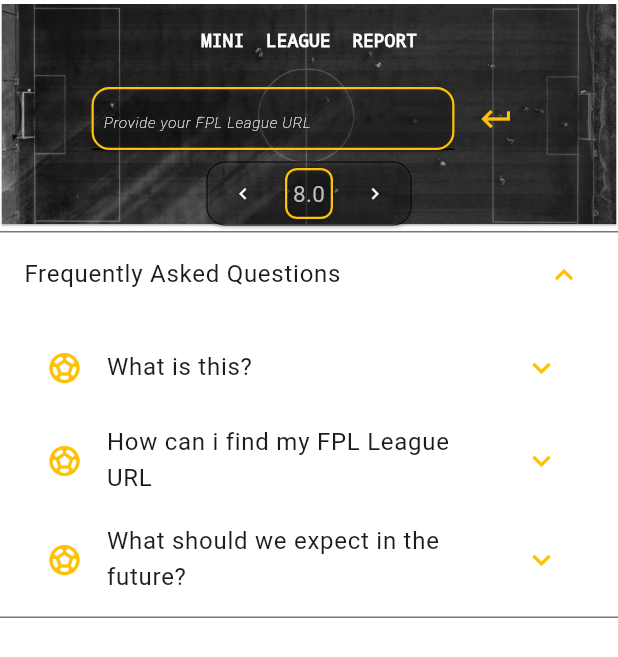
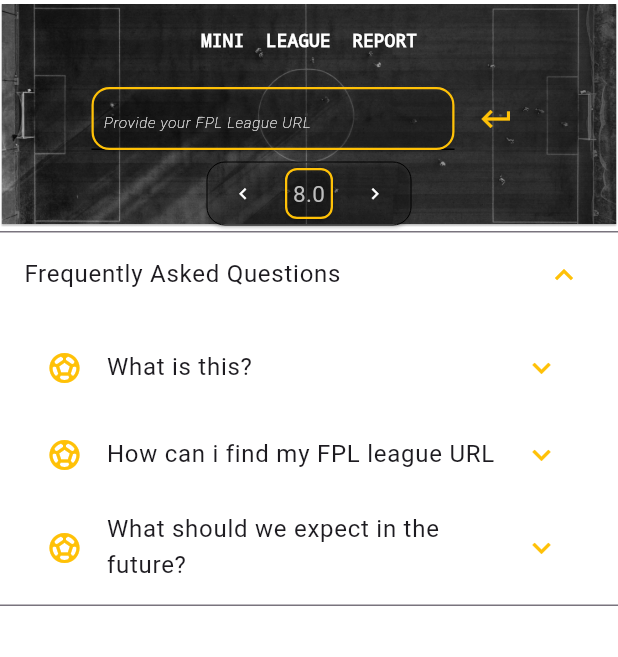
Before and after one commit to Ok3ks/fpl-frontend, a Flutter app: the screen it shows after launch, on a phone screen of 412 x 824 dp. Shown: the top 657 px of the screen. Run offline on Flutter 3.47's test engine with Material 3 defaults, Android fonts, the phone set to English and light mode, and no system bars; our stand-ins replace flutter_riverpod, go_router, google_fonts, graphql_flutter, logger, material_color_utilities; missing offline and left inert: dart:js_interop; network calls fail.

```diff
--- a/lib/leaguepage/leagueview.dart
+++ b/lib/leaguepage/leagueview.dart
@@ -251,7 +251,7 @@ class LandingPage extends StatelessWidget {
                   collapsedIconColor:  MaterialTheme.darkMediumContrastScheme().primary,
                   childrenPadding: const EdgeInsets.symmetric(vertical: 5, horizontal: 30),
                   maintainState: true,
-                  title: Text('How can i find my FPL League URL'),
+                  title: Text('How can i find my FPL league URL'),
                   children: [
                     Column(
                       // mainAxisAlignment: MainAxisAlignment.start,
```
